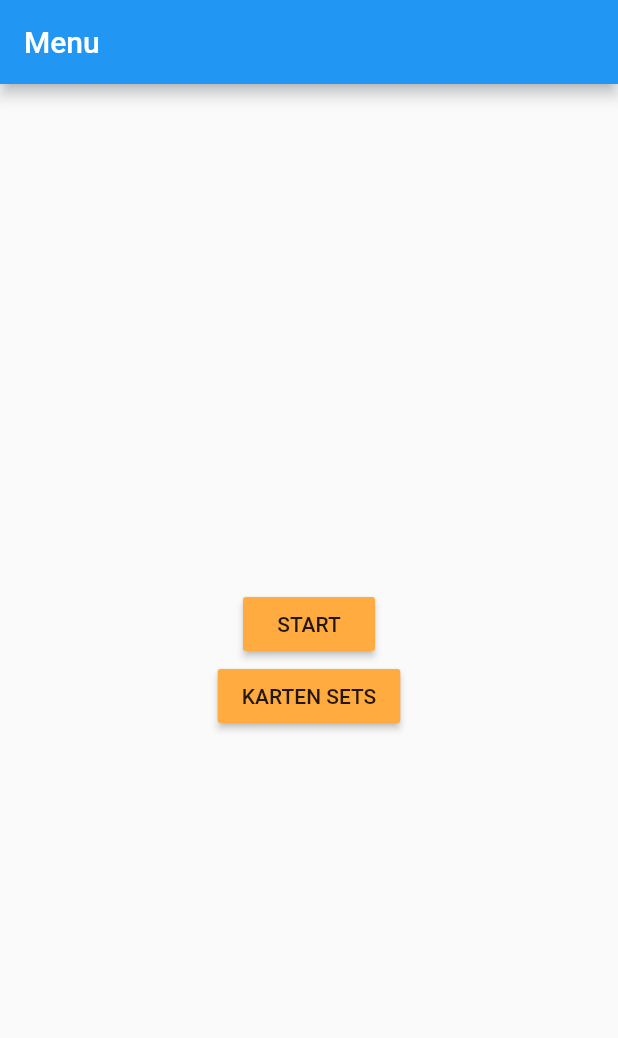
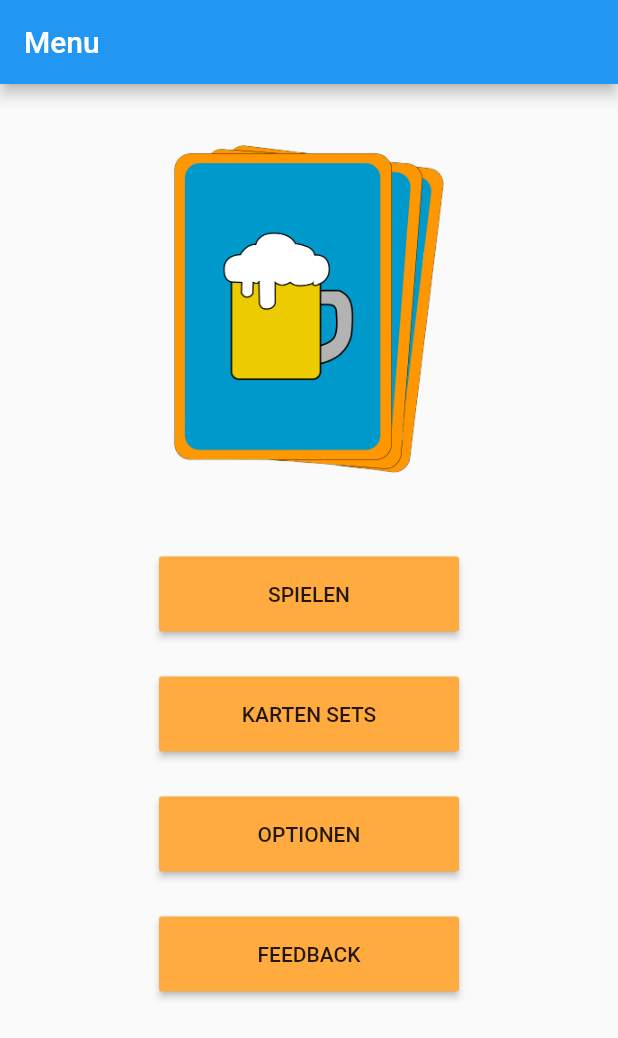
Before and after one commit to dasanten/YourDrinkinggame, a Flutter app: the screen it shows after launch, on a phone screen of 412 x 824 dp. Shown: the top 1038 px of the screen. Run offline on Flutter 3.47's test engine with Material 2 defaults, Android fonts, the phone set to English and light mode, and no system bars.

Commit message:
added Logo and Menu Buttons + Routing to CardDisplay with Arguments

```diff
--- /dev/null
+++ b/flutter_frontend/your_drinking_game_app/lib/dataBase/MockCards.dart
@@ -0,0 +1,6 @@
+
+class MockCards {
+  static final List<String> cards  =[
+    "# und # trinken"
+  ];
+}
--- a/flutter_frontend/your_drinking_game_app/lib/main.dart
+++ b/flutter_frontend/your_drinking_game_app/lib/main.dart
@@ -1,9 +1,14 @@
 import 'package:flutter/material.dart';
+import 'package:your_drinking_game_app/game/CardDisplay.dart';
 import 'game/PlayerInput.dart';
 
 void main() {
   runApp(MaterialApp(
     title: 'Dein Trinkspiel',
+    home: Menu(),
+    routes: {
+      CardDisplay.routeName: (context) => CardDisplay(),
+    },
     theme: ThemeData(
       primaryColor: Colors.blue,
       primaryColorDark: Colors.blueAccent,
@@ -11,11 +16,11 @@ void main() {
       buttonColor: Colors.orangeAccent,
     ),
     darkTheme: ThemeData.dark(),
-    home: Menu(),
   ));
 }
 
 class Menu extends StatelessWidget {
+  final double menuMargin = 15;
   // This widget is the root of your application.
   @override
   Widget build(BuildContext context) {
@@ -25,10 +30,19 @@ class Menu extends StatelessWidget {
       ),
       body: Center(
         child: Column(
-          mainAxisAlignment: MainAxisAlignment.center,
+          mainAxisAlignment: MainAxisAlignment.start,
           children: [
-            RaisedButton(
-              child: Text('START'),
+            Image.asset(
+              'images/logoTransparent.jpg',
+              width: 300,
+              height: 300,
+            ),
+            Container(
+              width: 200,
+              height: 50,
+              margin: EdgeInsets.all(menuMargin),
+              child: RaisedButton(
+                child: Text('Spielen'.toUpperCase()),
                 onPressed: (){
                   Navigator.push(
                     context,
@@ -36,10 +50,34 @@ class Menu extends StatelessWidget {
                   );
                 },
               ),
-            RaisedButton(
-              child: Text('KARTEN SETS'),
+            ),
+            Container(
+                width: 200,
+                height: 50,
+                margin: EdgeInsets.all(menuMargin),
+                child: RaisedButton(
+                  child: Text('Karten Sets'.toUpperCase()),
                   onPressed: () {},
                 )
+            ),
+            Container(
+                width: 200,
+                height: 50,
+                margin: EdgeInsets.all(menuMargin),
+                child: RaisedButton(
+                  child: Text('Optionen'.toUpperCase()),
+                  onPressed: () {},
+                )
+            ),
+            Container(
+                width: 200,
+                height: 50,
+                margin: EdgeInsets.all(menuMargin),
+                child: RaisedButton(
+                  child: Text('Feedback'.toUpperCase()),
+                  onPressed: () {},
+                )
+            ),
           ],
         ),
       )
--- a/flutter_frontend/your_drinking_game_app/pubspec.yaml
+++ b/flutter_frontend/your_drinking_game_app/pubspec.yaml
@@ -43,7 +43,8 @@ flutter:
   # included with your application, so that you can use the icons in
   # the material Icons class.
   uses-material-design: true
-
+  assets:
+    - images/logoTransparent.jpg
   # To add assets to your application, add an assets section, like this:
   # assets:
   #   - images/a_dot_burr.jpeg
```
Also changed, not shown: flutter_frontend/your_drinking_game_app/lib/game/CardDisplay.dart (added, +36 -0 lines), flutter_frontend/your_drinking_game_app/lib/game/PlayerInput.dart (+13 -4 lines), flutter_frontend/your_drinking_game_app/images/logoTransparent.jpg (added). Lines whose indentation alone changed are shown as unchanged.
